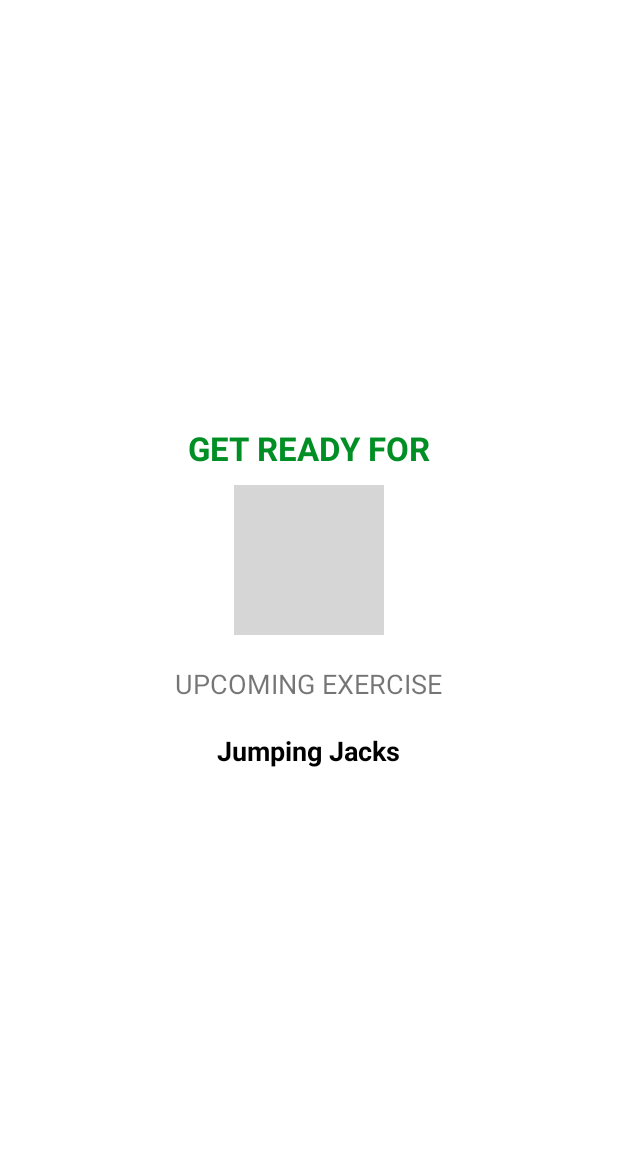
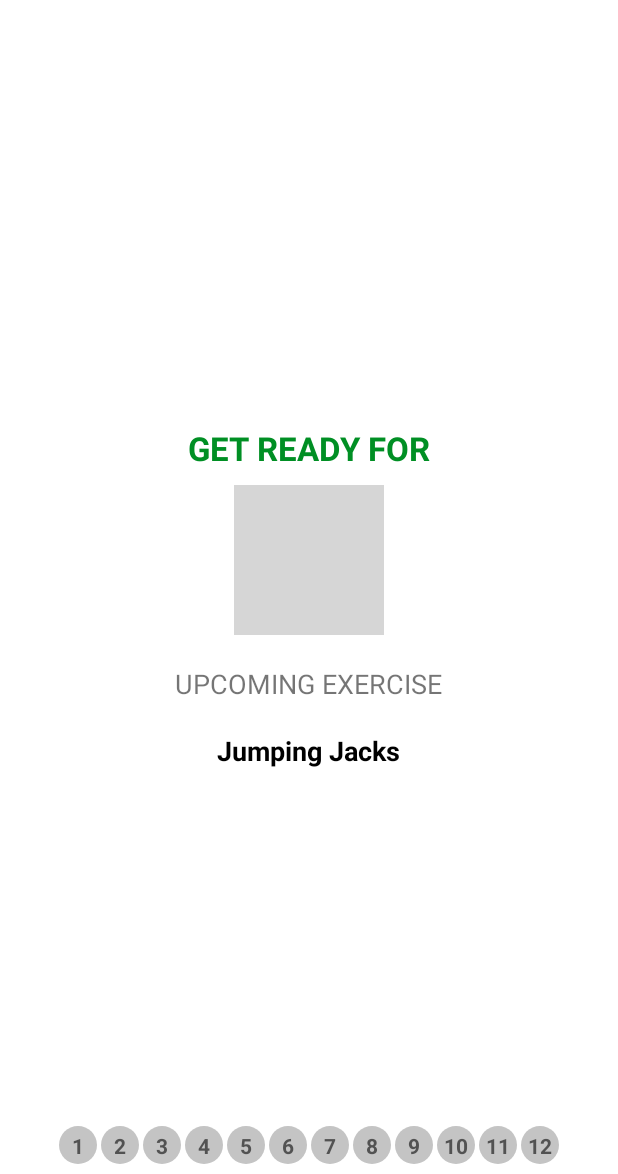
Before and after one commit to djeneral0/7MinutesWorkout, an Android app: the Exercise screen opened directly, with no data from a screen before it, on a phone screen of 412 x 824 dp, the part 62-1236 px from its top. Run offline under Robolectric (Android 15) with nearby library versions, the phone set to English and light mode, and no system bars; grey boxes are pictures that could not be loaded.

Commit message:
display the recyclerView and display the current exercise

```diff
--- a/app/src/main/java/com/djeneral/a7minutesworkout/Exercise.kt
+++ b/app/src/main/java/com/djeneral/a7minutesworkout/Exercise.kt
@@ -8,6 +8,8 @@ import android.os.CountDownTimer
 import android.speech.tts.TextToSpeech
 import android.util.Log
 import android.view.View
+import androidx.recyclerview.widget.LinearLayoutManager
+import com.djeneral.a7minutesworkout.adapter.ExerciseStatusAdapter
 import com.djeneral.a7minutesworkout.classes.Constants
 import com.djeneral.a7minutesworkout.classes.ExerciseModel
 import com.djeneral.a7minutesworkout.databinding.ExerciseBinding
@@ -33,6 +35,8 @@ class Exercise : AppCompatActivity(), TextToSpeech.OnInitListener {
 
     private var player: MediaPlayer? = null
 
+    private var exerciseAdapter: ExerciseStatusAdapter? = null
+
     override fun onCreate(savedInstanceState: Bundle?) {
         super.onCreate(savedInstanceState)
         binding = ExerciseBinding.inflate(layoutInflater)
@@ -48,13 +52,15 @@ class Exercise : AppCompatActivity(), TextToSpeech.OnInitListener {
 
         tts = TextToSpeech(this, this)
         exerciseList = Constants.defaultExerciseList()
+        setUpExerciseStatusRecyclerView()
+
         setupRestView()
     }
 
     private fun setRestProgressBar(){
         binding.progressBar.progress = restProgress
         upcomingPosition++
-        if (upcomingPosition < exerciseList!!.size!! - 1){
+        if (upcomingPosition < exerciseList!!.size - 1){
             binding.tvUpcomingName.text = exerciseList!![upcomingPosition].getName()
         }else{
             binding.tvUpcomingName.visibility = View.GONE
@@ -72,6 +78,8 @@ class Exercise : AppCompatActivity(), TextToSpeech.OnInitListener {
 //                showToat("Exercise will start now")
                 currExercisePosition++
                 setExerView()
+                exerciseList!![currExercisePosition].setSelected(true)
+                exerciseAdapter!!.notifyDataSetChanged()
             }
         }.start()
     }
@@ -88,6 +96,9 @@ class Exercise : AppCompatActivity(), TextToSpeech.OnInitListener {
             override fun onFinish() {
 //                showToat("We will start the next rest Screen")
                 if (currExercisePosition < exerciseList?.size!! - 1){
+                    exerciseList!![currExercisePosition].setSelected(false)
+                    exerciseList!![currExercisePosition].setIsCompleted(true)
+                    exerciseAdapter!!.notifyDataSetChanged()
                     setupRestView()
                 }else{
                     showToat("Congratulation!, you have finished the 7 minutes workout")
@@ -170,4 +181,10 @@ class Exercise : AppCompatActivity(), TextToSpeech.OnInitListener {
     fun speakOut(text: String){
         tts!!.speak(text, TextToSpeech.QUEUE_FLUSH, null, "")
     }
+
+    fun setUpExerciseStatusRecyclerView(){
+        binding.rvExerciseStatus.layoutManager = LinearLayoutManager(this, LinearLayoutManager.HORIZONTAL, false)
+        exerciseAdapter = ExerciseStatusAdapter(exerciseList!!, this)
+        binding.rvExerciseStatus.adapter = exerciseAdapter
+    }
 }
--- /dev/null
+++ b/app/src/main/java/com/djeneral/a7minutesworkout/adapter/ExerciseStatusAdapter.kt
@@ -0,0 +1,49 @@
+package com.djeneral.a7minutesworkout.adapter
+
+import android.content.Context
+import android.graphics.Color
+import android.view.LayoutInflater
+import android.view.ViewGroup
+import androidx.core.content.ContextCompat
+import androidx.recyclerview.widget.RecyclerView
+import com.djeneral.a7minutesworkout.R
+import com.djeneral.a7minutesworkout.classes.ExerciseModel
+import com.djeneral.a7minutesworkout.databinding.ItemExerciseStatusBinding
+
+class ExerciseStatusAdapter(val items: ArrayList<ExerciseModel>, val context: Context) : RecyclerView.Adapter<ExerciseStatusAdapter.ViewHolder>() {
+
+    inner class ViewHolder(val binding: ItemExerciseStatusBinding) : RecyclerView.ViewHolder(binding.root){
+        val tvItem = binding.tvItem
+    }
+
+    override fun onCreateViewHolder(parent: ViewGroup, viewType: Int): ViewHolder {
+//        val binding = ItemExerciseStatusBinding
+//                .inflate(LayoutInflater.from(parent.context), parent, false)
+//        return ViewHolder(binding)
+
+        return ViewHolder(ItemExerciseStatusBinding.inflate(LayoutInflater.from(parent.context), parent, false))
+    }
+
+    override fun onBindViewHolder(holder: ViewHolder, position: Int) {
+        val model: ExerciseModel = items[position]
+        holder.tvItem.text = model.getId().toString()
+        when {
+            model.getIsSelected() -> {
+                holder.tvItem.background = ContextCompat.getDrawable(context, R.drawable.item_circular_color_green_background)
+                holder.tvItem.setTextColor(ContextCompat.getColor(context, R.color.colorPrimary))
+            }
+            model.getIsCompleted() -> {
+                holder.tvItem.background = ContextCompat.getDrawable(context, R.drawable.item_circular_color_accent_background)
+                holder.tvItem.setTextColor(ContextCompat.getColor(context, R.color.white))
+            }
+            else -> {
+                holder.tvItem.background = ContextCompat.getDrawable(context, R.drawable.item_circular_color_gray_background)
+                holder.tvItem.setTextColor(ContextCompat.getColor(context, R.color.colorPrimary))
+            }
+        }
+    }
+
+    override fun getItemCount(): Int {
+        return items.size
+    }
+}
--- a/app/src/main/java/com/djeneral/a7minutesworkout/classes/Constants.kt
+++ b/app/src/main/java/com/djeneral/a7minutesworkout/classes/Constants.kt
@@ -17,7 +17,6 @@ class Constants{
                     2,
                     "Wall Sit",
                     R.drawable.ic_wall_sit)
-            exerciseList.add(jumpingJacks)
             exerciseList.add(wallSit)
 
             val pushUp = ExerciseModel(
--- /dev/null
+++ b/app/src/main/res/drawable/item_circular_color_gray_background.xml
@@ -0,0 +1,5 @@
+<?xml version="1.0" encoding="utf-8"?>
+<shape xmlns:android="http://schemas.android.com/apk/res/android"
+    android:shape="oval">
+    <solid android:color="#c4c4c4"/>
+</shape>
--- /dev/null
+++ b/app/src/main/res/drawable/item_circular_color_green_background.xml
@@ -0,0 +1,7 @@
+<?xml version="1.0" encoding="utf-8"?>
+<shape xmlns:android="http://schemas.android.com/apk/res/android"
+    android:shape="oval">
+    <solid android:color="@color/white" />
+    <stroke android:color="@color/colorAccent"
+        android:width="0.5dp"/>
+</shape>
--- a/app/src/main/res/layout/exercise.xml
+++ b/app/src/main/res/layout/exercise.xml
@@ -98,6 +98,7 @@
         android:orientation="vertical"
         android:visibility="gone"
         tools:visibility="visible"
+        android:layout_above="@+id/rvExerciseStatus"
         >
 
         <ImageView
@@ -159,4 +160,13 @@
         </FrameLayout>
     </LinearLayout>
 
+    <androidx.recyclerview.widget.RecyclerView
+        android:id="@+id/rvExerciseStatus"
+        android:layout_width="wrap_content"
+        android:layout_height="wrap_content"
+        android:layout_centerHorizontal="true"
+        android:layout_alignParentBottom="true"
+        android:layout_margin="@dimen/dp5"
+        />
+
 </RelativeLayout>
--- /dev/null
+++ b/app/src/main/res/layout/item_exercise_status.xml
@@ -0,0 +1,17 @@
+<?xml version="1.0" encoding="utf-8"?>
+<TextView xmlns:android="http://schemas.android.com/apk/res/android"
+    xmlns:tools="http://schemas.android.com/tools"
+    android:id="@+id/tvItem"
+    android:layout_width="25dp"
+    android:layout_height="25dp"
+    android:gravity="center"
+    android:layout_margin="1dp"
+    android:textColor="#212121"
+    android:textSize="14sp"
+    android:textStyle="bold"
+    android:padding="3dp"
+    tools:text="1"
+    android:background="@drawable/item_circular_color_gray_background"
+    >
+
+</TextView>
```
